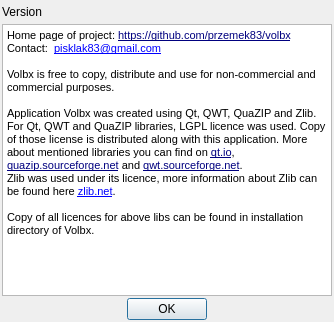
First picture: the form in GUI/About.ui, repository przemek83/volbx, before the edit.
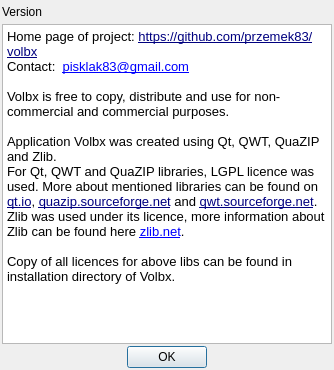
Second picture: the form after the edit.

Commit message: Cleaned About class.

The edit to the form file:
```diff
--- a/GUI/About.ui
+++ b/GUI/About.ui
@@ -7,7 +7,7 @@
     <x>0</x>
     <y>0</y>
     <width>334</width>
-    <height>322</height>
+    <height>370</height>
    </rect>
   </property>
   <property name="maximumSize">
@@ -78,17 +78,17 @@
       <string>&lt;!DOCTYPE HTML PUBLIC &quot;-//W3C//DTD HTML 4.0//EN&quot; &quot;http://www.w3.org/TR/REC-html40/strict.dtd&quot;&gt;
 &lt;html&gt;&lt;head&gt;&lt;meta name=&quot;qrichtext&quot; content=&quot;1&quot; /&gt;&lt;style type=&quot;text/css&quot;&gt;
 p, li { white-space: pre-wrap; }
-&lt;/style&gt;&lt;/head&gt;&lt;body style=&quot; font-family:'MS Shell Dlg 2'; font-size:8.25pt; font-weight:400; font-style:normal;&quot;&gt;
-&lt;p style=&quot; margin-top:0px; margin-bottom:0px; margin-left:0px; margin-right:0px; -qt-block-indent:0; text-indent:0px;&quot;&gt;&lt;span style=&quot; font-family:'MS Shell Dlg 2'; font-size:8pt; color:#000000;&quot;&gt;Home page of project: &lt;/span&gt;&lt;a href=&quot;https://github.com/przemek83/volbx&quot;&gt;&lt;span style=&quot; font-family:'MS Shell Dlg 2'; font-size:8pt; text-decoration: underline; color:#00007f;&quot;&gt;https://github.com/przemek83/volbx&lt;/span&gt;&lt;/a&gt;&lt;span style=&quot; font-family:'MS Shell Dlg 2'; font-size:8pt; color:#000000;&quot;&gt; &lt;/span&gt;&lt;/p&gt;
-&lt;p style=&quot; margin-top:0px; margin-bottom:0px; margin-left:0px; margin-right:0px; -qt-block-indent:0; text-indent:0px;&quot;&gt;&lt;span style=&quot; font-family:'MS Shell Dlg 2'; font-size:8pt; color:#000000;&quot;&gt;Contact:  &lt;/span&gt;&lt;a href=&quot;mailto:pisklak83@gmail.com&quot;&gt;&lt;span style=&quot; font-family:'MS Shell Dlg 2'; font-size:8pt; text-decoration: underline; color:#0000ff;&quot;&gt;pisklak83@gmail.com&lt;/span&gt;&lt;/a&gt;&lt;/p&gt;
-&lt;p style=&quot;-qt-paragraph-type:empty; margin-top:0px; margin-bottom:0px; margin-left:0px; margin-right:0px; -qt-block-indent:0; text-indent:0px; font-family:'MS Shell Dlg 2'; font-size:8pt;&quot;&gt;&lt;br /&gt;&lt;/p&gt;
-&lt;p style=&quot; margin-top:0px; margin-bottom:0px; margin-left:0px; margin-right:0px; -qt-block-indent:0; text-indent:0px;&quot;&gt;&lt;span style=&quot; font-family:'MS Shell Dlg 2'; font-size:8pt;&quot;&gt;Volbx is free to copy, distribute and use for &lt;/span&gt;&lt;a name=&quot;result_box&quot;&gt;&lt;/a&gt;&lt;span style=&quot; font-family:'MS Shell Dlg 2'; font-size:8pt;&quot;&gt;n&lt;/span&gt;&lt;span style=&quot; font-family:'MS Shell Dlg 2'; font-size:8pt;&quot;&gt;on-commercial and commercial purposes.&lt;/span&gt;&lt;/p&gt;
-&lt;p style=&quot;-qt-paragraph-type:empty; margin-top:0px; margin-bottom:0px; margin-left:0px; margin-right:0px; -qt-block-indent:0; text-indent:0px; font-family:'MS Shell Dlg 2'; font-size:8pt;&quot;&gt;&lt;br /&gt;&lt;/p&gt;
-&lt;p style=&quot; margin-top:0px; margin-bottom:0px; margin-left:0px; margin-right:0px; -qt-block-indent:0; text-indent:0px;&quot;&gt;&lt;span style=&quot; font-family:'MS Shell Dlg 2'; font-size:8pt; color:#000000;&quot;&gt;Application Volbx was created using Qt, QWT, QuaZIP and Zlib.&lt;/span&gt;&lt;/p&gt;
-&lt;p style=&quot; margin-top:0px; margin-bottom:0px; margin-left:0px; margin-right:0px; -qt-block-indent:0; text-indent:0px;&quot;&gt;&lt;span style=&quot; font-family:'MS Shell Dlg 2'; font-size:8pt; color:#000000;&quot;&gt;For Qt, QWT and QuaZIP libraries, LGPL licence was used. Copy of those license is distributed along with this application. More about mentioned libraries you can find on &lt;/span&gt;&lt;a href=&quot;https://www.qt.io/&quot;&gt;&lt;span style=&quot; font-family:'MS Shell Dlg 2'; font-size:8pt; text-decoration: underline; color:#00007f;&quot;&gt;qt.io&lt;/span&gt;&lt;/a&gt;&lt;span style=&quot; font-family:'MS Shell Dlg 2'; font-size:8pt;&quot;&gt;, &lt;/span&gt;&lt;a href=&quot;http://quazip.sourceforge.net/&quot;&gt;&lt;span style=&quot; font-family:'MS Shell Dlg 2'; font-size:8pt; text-decoration: underline; color:#00007f;&quot;&gt;quazip.sourceforge.net&lt;/span&gt;&lt;/a&gt;&lt;span style=&quot; font-family:'MS Shell Dlg 2'; font-size:8pt;&quot;&gt; and &lt;/span&gt;&lt;a href=&quot;http://qwt.sourceforge.net/&quot;&gt;&lt;span style=&quot; font-family:'MS Shell Dlg 2'; font-size:8pt; text-decoration: underline; color:#00007f;&quot;&gt;qwt.sourceforge.net&lt;/span&gt;&lt;/a&gt;&lt;span style=&quot; font-family:'MS Shell Dlg 2'; font-size:8pt;&quot;&gt;. &lt;/span&gt;&lt;/p&gt;
-&lt;p style=&quot; margin-top:0px; margin-bottom:0px; margin-left:0px; margin-right:0px; -qt-block-indent:0; text-indent:0px;&quot;&gt;&lt;span style=&quot; font-family:'MS Shell Dlg 2'; font-size:8pt; color:#000000;&quot;&gt;Zlib was used under its licence, more information about Zlib can be found here &lt;/span&gt;&lt;a href=&quot;http://zlib.net/&quot;&gt;&lt;span style=&quot; font-family:'MS Shell Dlg 2'; font-size:8pt; text-decoration: underline; color:#0000ff;&quot;&gt;zlib.net&lt;/span&gt;&lt;/a&gt;&lt;span style=&quot; font-family:'MS Shell Dlg 2'; font-size:8pt; color:#000000;&quot;&gt;.&lt;/span&gt;&lt;/p&gt;
-&lt;p style=&quot;-qt-paragraph-type:empty; margin-top:0px; margin-bottom:0px; margin-left:0px; margin-right:0px; -qt-block-indent:0; text-indent:0px; font-family:'MS Shell Dlg 2'; font-size:8pt; color:#000000;&quot;&gt;&lt;br /&gt;&lt;/p&gt;
-&lt;p style=&quot; margin-top:0px; margin-bottom:0px; margin-left:0px; margin-right:0px; -qt-block-indent:0; text-indent:0px;&quot;&gt;&lt;span style=&quot; font-family:'MS Shell Dlg 2'; font-size:8pt; color:#000000;&quot;&gt;Copy of all licences for above libs can be found in installation directory of Volbx.&lt;/span&gt;&lt;/p&gt;&lt;/body&gt;&lt;/html&gt;</string>
+&lt;/style&gt;&lt;/head&gt;&lt;body style=&quot; font-family:'Sans Serif'; font-size:9pt; font-weight:400; font-style:normal;&quot;&gt;
+&lt;p style=&quot; margin-top:0px; margin-bottom:0px; margin-left:0px; margin-right:0px; -qt-block-indent:0; text-indent:0px;&quot;&gt;&lt;span style=&quot; font-family:'MS Shell Dlg 2'; font-size:10pt; color:#000000;&quot;&gt;Home page of project: &lt;/span&gt;&lt;a href=&quot;https://github.com/przemek83/volbx&quot;&gt;&lt;span style=&quot; font-family:'MS Shell Dlg 2'; font-size:10pt; text-decoration: underline; color:#00007f;&quot;&gt;https://github.com/przemek83/volbx&lt;/span&gt;&lt;/a&gt;&lt;span style=&quot; font-family:'MS Shell Dlg 2'; font-size:10pt; color:#000000;&quot;&gt; &lt;/span&gt;&lt;/p&gt;
+&lt;p style=&quot; margin-top:0px; margin-bottom:0px; margin-left:0px; margin-right:0px; -qt-block-indent:0; text-indent:0px;&quot;&gt;&lt;span style=&quot; font-family:'MS Shell Dlg 2'; font-size:10pt; color:#000000;&quot;&gt;Contact:  &lt;/span&gt;&lt;a href=&quot;mailto:pisklak83@gmail.com&quot;&gt;&lt;span style=&quot; font-family:'MS Shell Dlg 2'; font-size:10pt; text-decoration: underline; color:#0000ff;&quot;&gt;pisklak83@gmail.com&lt;/span&gt;&lt;/a&gt;&lt;/p&gt;
+&lt;p style=&quot;-qt-paragraph-type:empty; margin-top:0px; margin-bottom:0px; margin-left:0px; margin-right:0px; -qt-block-indent:0; text-indent:0px; font-family:'MS Shell Dlg 2'; font-size:10pt;&quot;&gt;&lt;br /&gt;&lt;/p&gt;
+&lt;p style=&quot; margin-top:0px; margin-bottom:0px; margin-left:0px; margin-right:0px; -qt-block-indent:0; text-indent:0px;&quot;&gt;&lt;span style=&quot; font-family:'MS Shell Dlg 2'; font-size:10pt;&quot;&gt;Volbx is free to copy, distribute and use for &lt;/span&gt;&lt;a name=&quot;result_box&quot;&gt;&lt;/a&gt;&lt;span style=&quot; font-family:'MS Shell Dlg 2'; font-size:10pt;&quot;&gt;n&lt;/span&gt;&lt;span style=&quot; font-family:'MS Shell Dlg 2'; font-size:10pt;&quot;&gt;on-commercial and commercial purposes.&lt;/span&gt;&lt;/p&gt;
+&lt;p style=&quot;-qt-paragraph-type:empty; margin-top:0px; margin-bottom:0px; margin-left:0px; margin-right:0px; -qt-block-indent:0; text-indent:0px; font-family:'MS Shell Dlg 2'; font-size:10pt;&quot;&gt;&lt;br /&gt;&lt;/p&gt;
+&lt;p style=&quot; margin-top:0px; margin-bottom:0px; margin-left:0px; margin-right:0px; -qt-block-indent:0; text-indent:0px;&quot;&gt;&lt;span style=&quot; font-family:'MS Shell Dlg 2'; font-size:10pt; color:#000000;&quot;&gt;Application Volbx was created using Qt, QWT, QuaZIP and Zlib.&lt;/span&gt;&lt;/p&gt;
+&lt;p style=&quot; margin-top:0px; margin-bottom:0px; margin-left:0px; margin-right:0px; -qt-block-indent:0; text-indent:0px;&quot;&gt;&lt;span style=&quot; font-family:'MS Shell Dlg 2'; font-size:10pt; color:#000000;&quot;&gt;For Qt, QWT and QuaZIP libraries, LGPL licence was used. More about mentioned libraries can be found on &lt;/span&gt;&lt;a href=&quot;https://www.qt.io/&quot;&gt;&lt;span style=&quot; font-family:'MS Shell Dlg 2'; font-size:10pt; text-decoration: underline; color:#00007f;&quot;&gt;qt.io&lt;/span&gt;&lt;/a&gt;&lt;span style=&quot; font-family:'MS Shell Dlg 2'; font-size:10pt;&quot;&gt;, &lt;/span&gt;&lt;a href=&quot;http://quazip.sourceforge.net/&quot;&gt;&lt;span style=&quot; font-family:'MS Shell Dlg 2'; font-size:10pt; text-decoration: underline; color:#00007f;&quot;&gt;quazip.sourceforge.net&lt;/span&gt;&lt;/a&gt;&lt;span style=&quot; font-family:'MS Shell Dlg 2'; font-size:10pt;&quot;&gt; and &lt;/span&gt;&lt;a href=&quot;http://qwt.sourceforge.net/&quot;&gt;&lt;span style=&quot; font-family:'MS Shell Dlg 2'; font-size:10pt; text-decoration: underline; color:#00007f;&quot;&gt;qwt.sourceforge.net&lt;/span&gt;&lt;/a&gt;&lt;span style=&quot; font-family:'MS Shell Dlg 2'; font-size:10pt;&quot;&gt;. &lt;/span&gt;&lt;/p&gt;
+&lt;p style=&quot; margin-top:0px; margin-bottom:0px; margin-left:0px; margin-right:0px; -qt-block-indent:0; text-indent:0px;&quot;&gt;&lt;span style=&quot; font-family:'MS Shell Dlg 2'; font-size:10pt; color:#000000;&quot;&gt;Zlib was used under its licence, more information about Zlib can be found here &lt;/span&gt;&lt;a href=&quot;http://zlib.net/&quot;&gt;&lt;span style=&quot; font-family:'MS Shell Dlg 2'; font-size:10pt; text-decoration: underline; color:#0000ff;&quot;&gt;zlib.net&lt;/span&gt;&lt;/a&gt;&lt;span style=&quot; font-family:'MS Shell Dlg 2'; font-size:10pt; color:#000000;&quot;&gt;.&lt;/span&gt;&lt;/p&gt;
+&lt;p style=&quot;-qt-paragraph-type:empty; margin-top:0px; margin-bottom:0px; margin-left:0px; margin-right:0px; -qt-block-indent:0; text-indent:0px; font-family:'MS Shell Dlg 2'; font-size:10pt; color:#000000;&quot;&gt;&lt;br /&gt;&lt;/p&gt;
+&lt;p style=&quot; margin-top:0px; margin-bottom:0px; margin-left:0px; margin-right:0px; -qt-block-indent:0; text-indent:0px;&quot;&gt;&lt;span style=&quot; font-family:'MS Shell Dlg 2'; font-size:10pt; color:#000000;&quot;&gt;Copy of all licences for above libs can be found in installation directory of Volbx.&lt;/span&gt;&lt;/p&gt;&lt;/body&gt;&lt;/html&gt;</string>
      </property>
      <property name="openExternalLinks">
       <bool>true</bool>
```
The commit also changes 3 other files.
